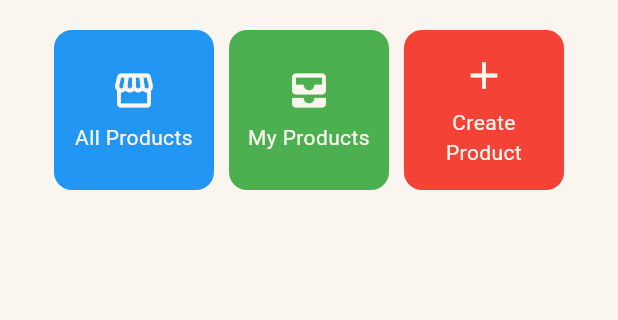
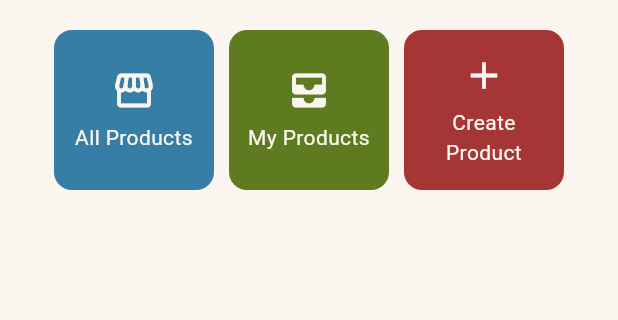
Before and after one commit to applepiesss/footsal-mobile, a Flutter app: the screen it shows after launch, on a phone screen of 412 x 824 dp, the part 357-677 px from its top. Run offline on Flutter 3.47's test engine with Material 3 defaults, Android fonts, the phone set to English and light mode, and no system bars.

Commit message:
Changed button colors

```diff
--- a/lib/colors.dart
+++ b/lib/colors.dart
@@ -8,3 +8,5 @@ const Color moss = Color(0xFF5f7b1f);
 const Color beige = Color(0xFFcbb4ab);
 const Color oat = Color(0xFFf0e6da);
 const Color pearl = Color(0xFFfaf6ef);
+const Color sapphire = Color(0xFF074D75);
+const Color slate = Color(0xFF367EA6);
--- a/lib/menu.dart
+++ b/lib/menu.dart
@@ -11,9 +11,9 @@ class MyHomePage extends StatelessWidget {
 
   // Untuk buttons
   final List<ItemHomepage> items = [
-    ItemHomepage("All Products", Icons.storefront, Colors.blue),
-    ItemHomepage("My Products", Icons.all_inbox, Colors.green),
-    ItemHomepage("Create Product", Icons.add, Colors.red),
+    ItemHomepage("All Products", Icons.storefront, slate),
+    ItemHomepage("My Products", Icons.all_inbox, moss),
+    ItemHomepage("Create Product", Icons.add, dustyRed),
   ];
 
   @override
```
